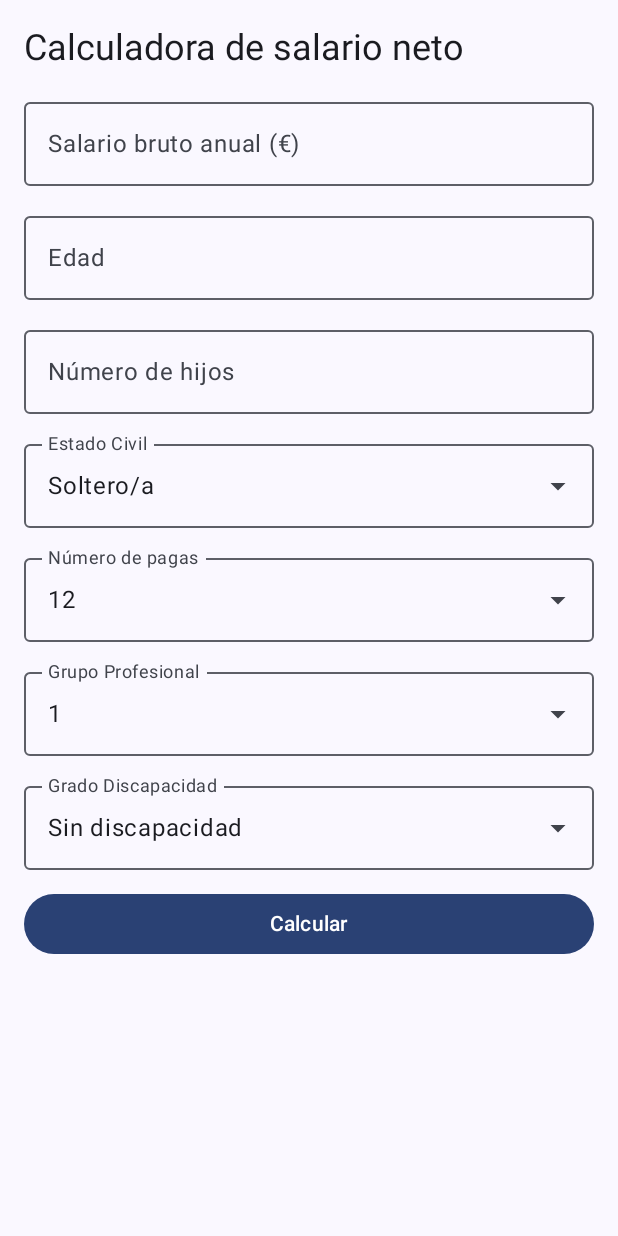
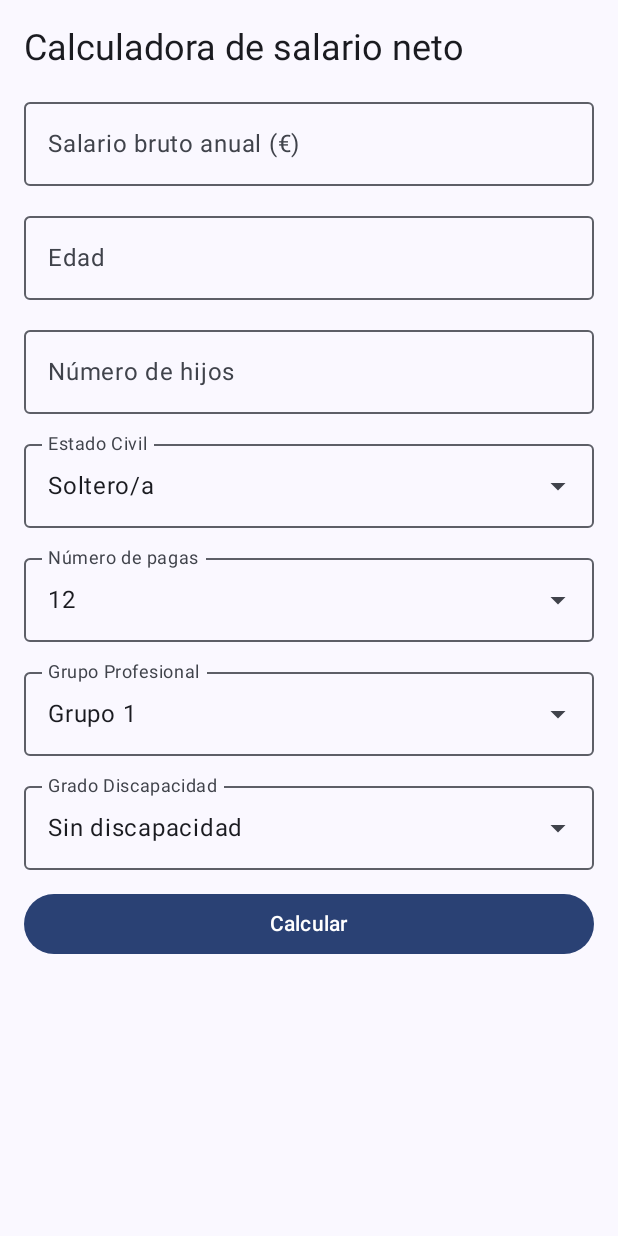
Before and after one commit to PatriRose/CalculadoraSalarioNeto, an Android app built with Jetpack Compose: the screen it shows after launch (MainActivity), on a phone screen of 412 x 824 dp. Run offline under Robolectric (Android 15) with nearby library versions, the phone set to English and light mode, and no system bars.

Commit message:
Revisión código. Añadir comentarios.

```diff
--- a/app/src/main/java/com/rosalina/calculadorasalarioneto/ui/DatosFormulario.kt
+++ b/app/src/main/java/com/rosalina/calculadorasalarioneto/ui/DatosFormulario.kt
@@ -1,11 +1,14 @@
 package com.rosalina.calculadorasalarioneto.ui
 
+/**
+ * Datos principales para el calculo de la actividad1
+ */
 data class DatosFormulario(
     val salarioBruto: String = "",
     val edad: String = "",
     val hijos: String = "",
     val estadoCivil: String = "Soltero/a",
     val pagas: String = "12",
-    val grupoProfesional: String = "1",
+    val grupoProfesional: String = "Grupo 1",
     val gradoDiscapacidad: String = "Sin discapacidad"
 )
--- a/app/src/main/java/com/rosalina/calculadorasalarioneto/ui/FormularioScreen.kt
+++ b/app/src/main/java/com/rosalina/calculadorasalarioneto/ui/FormularioScreen.kt
@@ -10,21 +10,18 @@ import androidx.compose.ui.Modifier
 import androidx.compose.ui.text.input.KeyboardType
 import androidx.compose.ui.unit.dp
 
+/**
+ * Pantalla 1: Visualización de los diferentes datos a cumplimentar.
+ * Definimos estos valores en DatosFormulario para no tener que repetirlos
+ */
 @Composable
 fun FormularioScreen(
     datos: DatosFormulario,
     onDatosChange: (DatosFormulario) -> Unit,
     onCalcular: () -> Unit,
-    modifier: Modifier = Modifier) {
-/*
-    var salarioBruto by remember { mutableStateOf("") }
-    var edad by remember { mutableStateOf("") }
-    var hijos by remember { mutableStateOf("") }
-    var estadoCivil by remember { mutableStateOf("Soltero/a") }
-    var pagas by remember { mutableStateOf(value = "12") }
-    var grupoProfesional by remember {mutableStateOf(value = "1")}
-    var gradoDiscapacidad by remember { mutableStateOf(value = "Sin discapacidad") }
-*/
+    modifier: Modifier = Modifier
+) {
+
     Column(
         modifier = modifier
             .fillMaxSize()
@@ -48,56 +45,62 @@ fun FormularioScreen(
         )
         CampoNumerico(
             valor = datos.hijos,
-            { onDatosChange(datos.copy(hijos= it)) },
+            { onDatosChange(datos.copy(hijos = it)) },
             etiqueta = "Número de hijos"
         )
         CampoDesplegable(
             seleccion = datos.estadoCivil,
-            onSeleccion = { onDatosChange(datos.copy (estadoCivil = it)) },
+            onSeleccion = { onDatosChange(datos.copy(estadoCivil = it)) },
             opciones = listOf("Soltero/a", "Casado/a", "Divorciado/a", "Viudo/a"),
             etiqueta = "Estado Civil"
         )
         CampoDesplegable(
             seleccion = datos.pagas,
-            onSeleccion = { onDatosChange( datos.copy(pagas = it)) },
+            onSeleccion = { onDatosChange(datos.copy(pagas = it)) },
             opciones = listOf("12", "14"),
             etiqueta = "Número de pagas"
         )
         CampoDesplegable(
             seleccion = datos.grupoProfesional,
             onSeleccion = { onDatosChange(datos.copy(grupoProfesional = it)) },
-            opciones = (1 .. 11).map {"Grupo $it"},
+            opciones = (1..11).map { "Grupo $it" },
             etiqueta = "Grupo Profesional"
         )
         CampoDesplegable(
             seleccion = datos.gradoDiscapacidad,
-            onSeleccion = { onDatosChange (datos.copy (gradoDiscapacidad = it)) },
+            onSeleccion = { onDatosChange(datos.copy(gradoDiscapacidad = it)) },
             opciones = listOf("Sin discapacidad", "33% - 64%", "65% o más"),
             etiqueta = "Grado Discapacidad"
         )
-        Button(onClick = onCalcular, modifier = Modifier.fillMaxWidth()){
+        Button(onClick = onCalcular, modifier = Modifier.fillMaxWidth()) {
             Text("Calcular")
         }
     }
 }
 
+/**
+ * Configuración de los datos a tratar de origen numérico
+ */
 @Composable
-fun CampoNumerico (
+fun CampoNumerico(
     valor: String,
-    onValorChange: (String) ->Unit,
+    onValorChange: (String) -> Unit,
     etiqueta: String,
     modifier: Modifier = Modifier
 ) {
     OutlinedTextField(
         value = valor,
         onValueChange = onValorChange,
-        label = {Text(etiqueta)},
-        keyboardOptions = KeyboardOptions (keyboardType = KeyboardType.Number),
+        label = { Text(etiqueta) },
+        keyboardOptions = KeyboardOptions(keyboardType = KeyboardType.Number),
         singleLine = true,
         modifier = modifier.fillMaxWidth()
     )
 }
 
+/**
+ * Datos a tratar que proceden de desplegables con varias opciones
+ */
 @OptIn(ExperimentalMaterial3Api::class)
 @Composable
 fun CampoDesplegable(
@@ -118,19 +121,19 @@ fun CampoDesplegable(
             value = seleccion,
             onValueChange = {},
             readOnly = true,
-            label = { Text(etiqueta)},
-            trailingIcon = { ExposedDropdownMenuDefaults.TrailingIcon(expanded = desplegado)},
+            label = { Text(etiqueta) },
+            trailingIcon = { ExposedDropdownMenuDefaults.TrailingIcon(expanded = desplegado) },
             modifier = Modifier
                 .menuAnchor(ExposedDropdownMenuAnchorType.PrimaryNotEditable)
                 .fillMaxWidth()
         )
         ExposedDropdownMenu(
             expanded = desplegado,
-            onDismissRequest = {desplegado = false}
-        ){
+            onDismissRequest = { desplegado = false }
+        ) {
             opciones.forEach { opcion ->
                 DropdownMenuItem(
-                    text = {Text(opcion)},
+                    text = { Text(opcion) },
                     onClick = {
                         onSeleccion(opcion)
                         desplegado = false
```
Also changed, not shown: app/src/main/java/com/rosalina/calculadorasalarioneto/MainActivity.kt (+8 -2 lines), app/src/main/java/com/rosalina/calculadorasalarioneto/ui/AppNavigation.kt (+12 -0 lines), app/src/main/java/com/rosalina/calculadorasalarioneto/ui/CalculoSalario.kt (+41 -2 lines), app/src/main/java/com/rosalina/calculadorasalarioneto/ui/ResultadosScreen.kt (+80 -9 lines).
